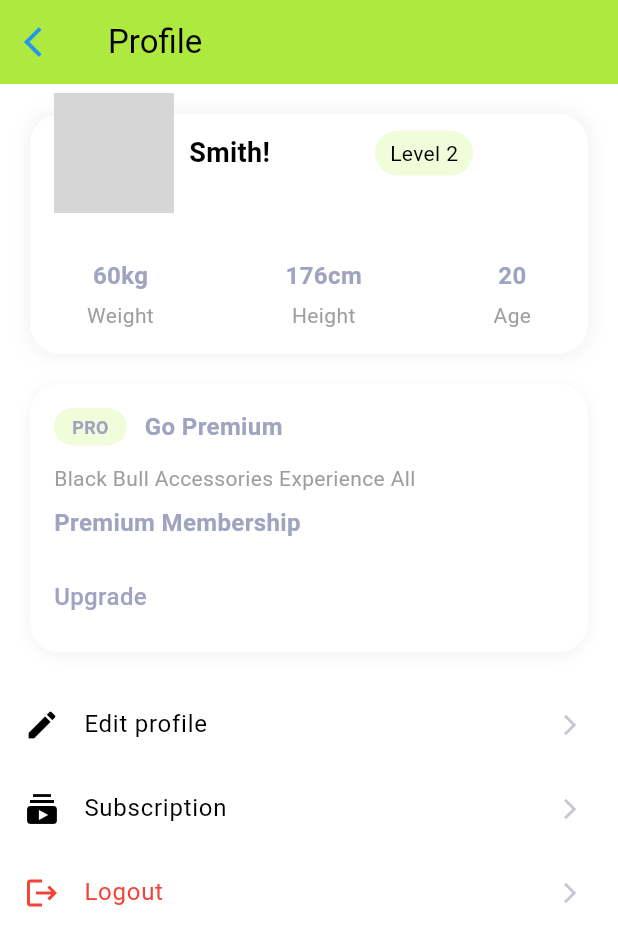
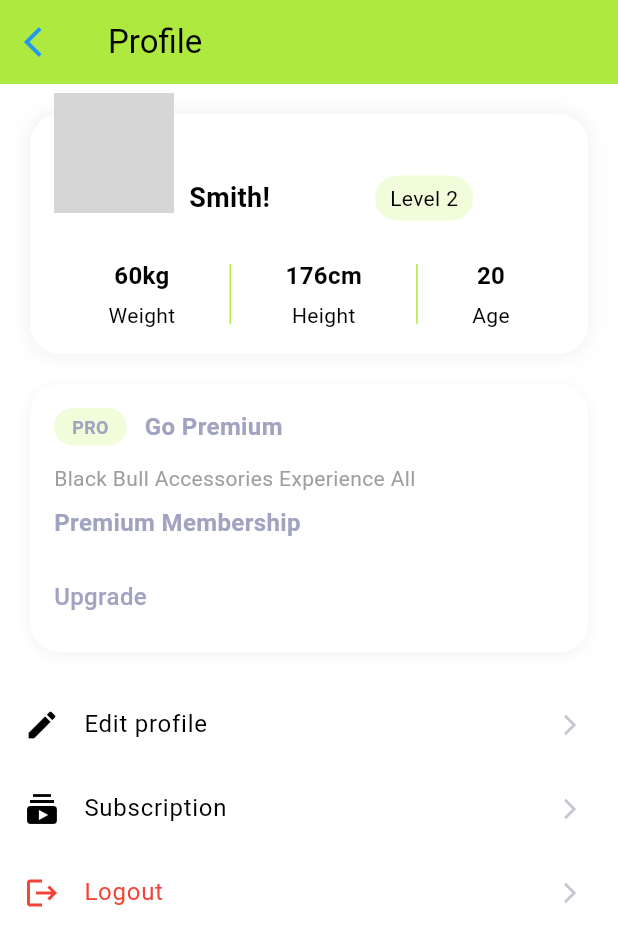
Before and after one commit to mdharis090/3DSmartTrainerMod, a Flutter app: the ProfileScreen screen opened directly, on a phone screen of 412 x 824 dp. Shown: the top 946 px of the screen. Run offline on Flutter 3.47's test engine with Material 3 defaults, Android fonts, the phone set to English and light mode, and no system bars; our stand-ins replace connectivity_plus, dio, flutter_riverpod, flutter_secure_storage, get_it, go_router and 5 more; missing offline and left inert: flutter_unit_ruler; accounts and stored records are empty; network calls fail; Roboto replaces fonts that are missing (Poppins); grey boxes are pictures that could not be loaded.

Commit message:
changes is done

```diff
--- /dev/null
+++ b/lib/features/profile/view/image_picker.dart
@@ -0,0 +1,78 @@
+import 'dart:io';
+import 'package:flutter/material.dart';
+import 'package:image_picker/image_picker.dart';
+
+class ProfileImagePicker extends StatefulWidget {
+  const ProfileImagePicker({super.key});
+
+  @override
+  State<ProfileImagePicker> createState() => _ProfileImagePickerState();
+}
+
+class _ProfileImagePickerState extends State<ProfileImagePicker> {
+  File? imageFile;
+  final ImagePicker picker = ImagePicker();
+
+  Future<void> pickImage(ImageSource source) async {
+    final pickedFile = await picker.pickImage(source: source);
+
+    if (pickedFile != null) {
+      setState(() {
+        imageFile = File(pickedFile.path);
+      });
+    }
+  }
+
+  void showImageOptions() {
+    showModalBottomSheet(
+      context: context,
+      builder: (context) {
+        return SafeArea(
+          child: Wrap(
+            children: [
+              ListTile(
+                leading: const Icon(Icons.camera_alt),
+                title: const Text("Camera"),
+                onTap: () {
+                  Navigator.pop(context);
+                  pickImage(ImageSource.camera);
+                },
+              ),
+              ListTile(
+                leading: const Icon(Icons.photo),
+                title: const Text("Gallery"),
+                onTap: () {
+                  Navigator.pop(context);
+                  pickImage(ImageSource.gallery);
+                },
+              ),
+            ],
+          ),
+        );
+      },
+    );
+  }
+
+  @override
+  Widget build(BuildContext context) {
+    final File? currentImageFile = imageFile;
+    final ImageProvider<Object> avatarImage = currentImageFile != null
+        ? FileImage(currentImageFile)
+        : const NetworkImage("https://i.pravatar.cc/150?img=3");
+
+    return Transform.translate(
+      offset: const Offset(0, -30),
+      child: Row(
+        children: [
+          GestureDetector(
+            onTap: showImageOptions,
+            child: CircleAvatar(
+              radius: 40,
+              backgroundImage: avatarImage,
+            ),
+          ),
+        ],
+      ),
+    );
+  }
+}
--- a/lib/features/profile/view/profile_screens.dart
+++ b/lib/features/profile/view/profile_screens.dart
@@ -208,6 +208,7 @@
 import 'package:flutter/material.dart';
 import 'package:transformationtracker/core/constants/app_color.dart';
 import 'package:transformationtracker/features/profile/view/edit_profile_screen.dart';
+import 'package:transformationtracker/features/profile/view/image_picker.dart';
 
 class ProfileScreen extends StatelessWidget {
   const ProfileScreen({super.key});
@@ -253,17 +254,16 @@ class ProfileScreen extends StatelessWidget {
                     ),
                     child: Column(
                       children: [
-                        Transform.translate(
-                            offset: const Offset(0, -30),
-                          child: Row(
+                        Row(
                           children: [
-                              const CircleAvatar(
-                                radius: 40,
-                                backgroundImage: NetworkImage(
-                                  "https://i.pravatar.cc/150?img=3",
-                                ),
+                            const ProfileImagePicker(),
+                            // const CircleAvatar(
+                            //   radius: 40,
+                            //   backgroundImage: NetworkImage(
+                            //     "https://i.pravatar.cc/150?img=3",
+                            //   ),
 
-                              ),
+                            // ),
                              const SizedBox(width: 10),
                                                 const Text(
                         "Smith!", // exactly as in the provided image description
@@ -289,19 +289,42 @@ class ProfileScreen extends StatelessWidget {
 
                           ],
                         ),
+
+                        // STATS ROW
+                        // const Row(
+                        //   mainAxisAlignment: MainAxisAlignment.spaceAround,
+                        //   children: [
+                        //     _InfoBox(title: "60kg", subtitle: "Weight"),
+
+                        //     _InfoBox(title: "176cm", subtitle: "Height"),
+
+                        //     _InfoBox(title: "20", subtitle: "Age"),
+                        //   ],
+                        // ),
+                        Row(
+  mainAxisAlignment: MainAxisAlignment.spaceEvenly,
+  children: [
+    const _InfoBox(title: "60kg", subtitle: "Weight"),
+
+    // Vertical Divider
+    Container(
+      height: 40,
+      width: 1,
+      color: AppColors.background1,
     ),
 
-                        // STATS ROW
-                        const Row(
-                          mainAxisAlignment: MainAxisAlignment.spaceAround,
-                          children: [
-                            _InfoBox(title: "60kg", subtitle: "Weight"),
-                            Divider(),
-                            _InfoBox(title: "176cm", subtitle: "Height"),
-                             Divider(),
-                            _InfoBox(title: "20", subtitle: "Age"),
+    const _InfoBox(title: "176cm", subtitle: "Height"),
+
+    // Vertical Divider
+    Container(
+      height: 40,
+      width: 1,
+      color: AppColors.background1,
+    ),
+
+    const _InfoBox(title: "20", subtitle: "Age"),
   ],
-                        ),
+)
                       ],
                     ),
                   ),
@@ -456,12 +479,13 @@ class _InfoBox extends StatelessWidget {
           style: const TextStyle(
             fontSize: 16,
             fontWeight: FontWeight.bold,
+            color: AppColors.black
           ),
         ),
         const SizedBox(height: 5),
         Text(
           subtitle,
-          style: const TextStyle(color: Colors.grey),
+          style: const TextStyle(color:AppColors.black),
         ),
       ],
     );
--- a/pubspec.yaml
+++ b/pubspec.yaml
@@ -72,6 +72,7 @@ dev_dependencies:
   riverpod_lint: ^3.1.3
   mocktail: ^1.0.5
   flutter_unit_ruler: ^1.0.1
+  image_picker: ^1.2.2
 
 # For information on the generic Dart part of this file, see the
 # following page: https://dart.dev/tools/pub/pubspec
```
Lines whose indentation alone changed are shown as unchanged.
